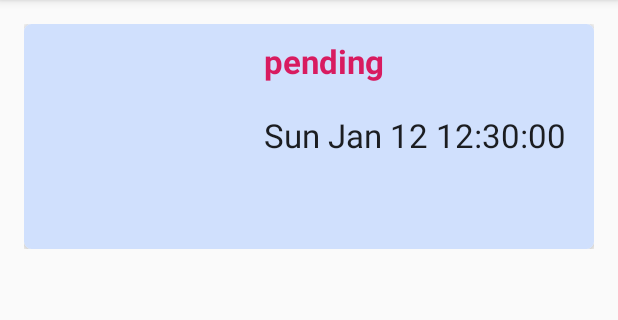
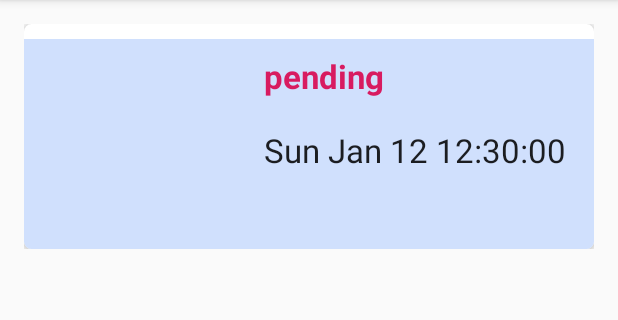
Before and after one commit to mfocshaner/Buddies, an Android app: the fragment PendingEvents shown on its own in the app's theme, on a phone screen of 412 x 824 dp, the part 84-404 px from its top. Run offline under Robolectric (Android 15) with nearby library versions, the phone set to English and light mode, and no system bars.

Commit message:
added serializability to event model

```diff
--- a/app/src/main/java/com/huji/foodtricks/buddies/EventAttendanceProvider.java
+++ b/app/src/main/java/com/huji/foodtricks/buddies/EventAttendanceProvider.java
@@ -2,11 +2,14 @@ package com.huji.foodtricks.buddies;
 
 import java.util.ArrayList;
 import java.util.List;
+import java.io.Serializable;
+
 
 /**
  * Provides attendance tracking for event.
  */
-public class EventAttendanceProvider {
+@SuppressWarnings("serial") //With this annotation we are going to hide compiler warnings
+public class EventAttendanceProvider implements Serializable {
 
     private List<String> invitees; // will maybe change if invitees become "People" objects.
 
--- a/app/src/main/java/com/huji/foodtricks/buddies/EventListAdaptor.java
+++ b/app/src/main/java/com/huji/foodtricks/buddies/EventListAdaptor.java
@@ -59,6 +59,7 @@ public class EventListAdaptor extends BaseAdapter {
             @Override
             public void onClick(View view) {
                 Intent signedInIntent = new Intent(view.getContext(), ViewSingleEvent.class);
+                signedInIntent.putExtra("event",s);
                 c.startActivity(signedInIntent);
             }
         });
--- a/app/src/main/java/com/huji/foodtricks/buddies/SignInActivity.java
+++ b/app/src/main/java/com/huji/foodtricks/buddies/SignInActivity.java
@@ -45,6 +45,8 @@ public class SignInActivity extends AppCompatActivity implements
     protected void onCreate(Bundle savedInstanceState) {
         super.onCreate(savedInstanceState);
         setContentView(R.layout.activity_signin);
+        Intent signedInIntent = new Intent(this, EventsTabs.class);
+        startActivity(signedInIntent);
 
         // Button listeners
         findViewById(R.id.signInButton).setOnClickListener(this);
--- a/app/src/main/res/layout/event_card.xml
+++ b/app/src/main/res/layout/event_card.xml
@@ -11,6 +11,7 @@
     <LinearLayout
         android:layout_width="match_parent"
         android:layout_height="match_parent"
+        android:layout_marginTop="10dp"
         android:background="@color/card"
         android:orientation="horizontal">
 
```
Also changed, not shown: app/src/main/java/com/huji/foodtricks/buddies/EventModel.java (+12 -7 lines), app/src/main/java/com/huji/foodtricks/buddies/FutureEvents.java (+6 -2 lines), app/src/main/java/com/huji/foodtricks/buddies/ViewSingleEvent.java (+7 -4 lines).
